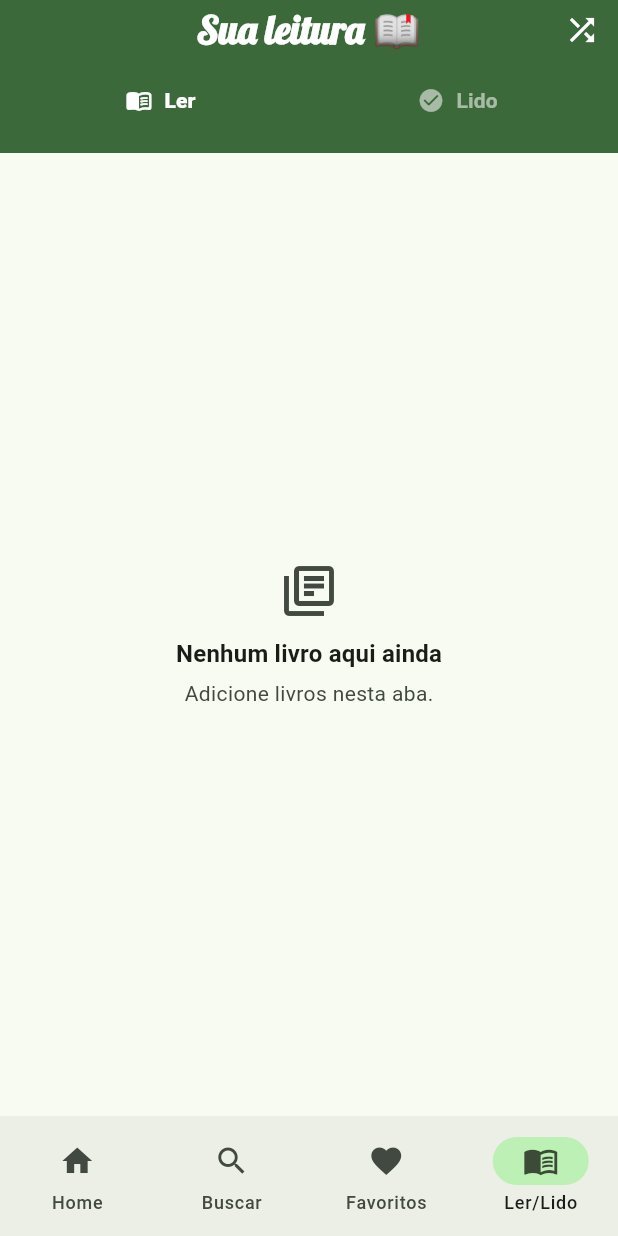
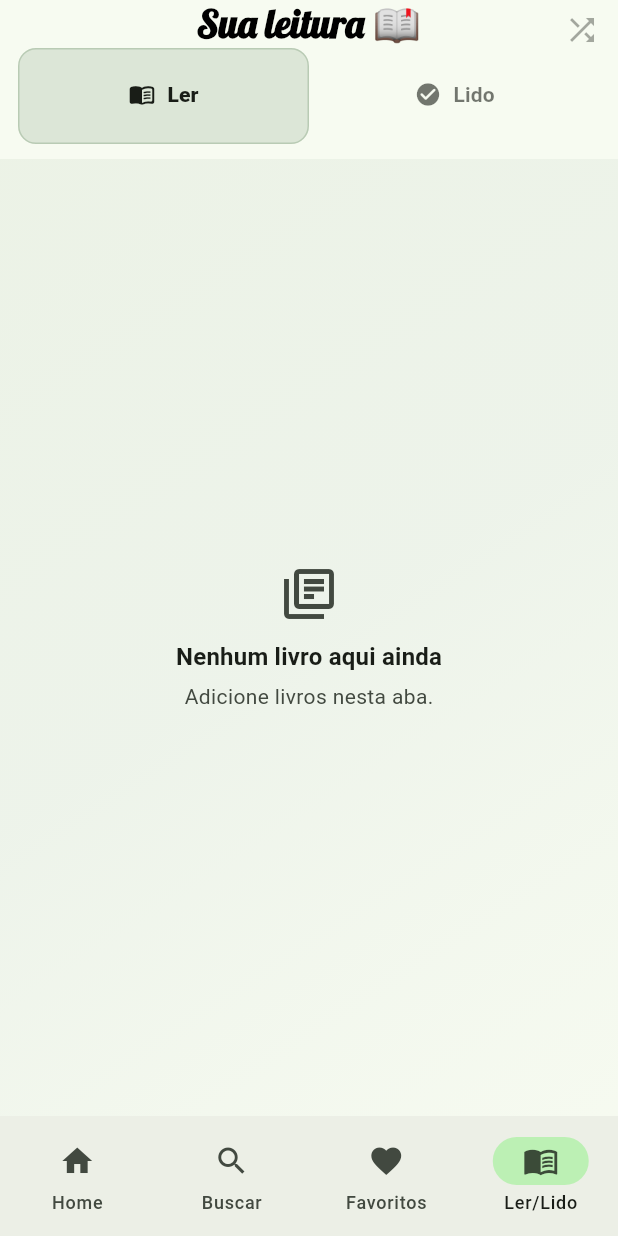
Before and after one commit to girioaugusto/app_book, a Flutter app: the screen it shows after launch, item 4 of the bottom bar chosen, on a phone screen of 412 x 824 dp. Run offline on Flutter 3.47's test engine with Material 3 defaults, Android fonts, the light colour scheme and no system bars; our stand-ins replace google_fonts, shared_preferences; network calls fail.

Commit message:
Ajuste na screen reading

```diff
--- a/lib/main.dart
+++ b/lib/main.dart
@@ -53,7 +53,7 @@ class MyApp extends StatelessWidget {
           ),
         ),
       ),
-      home: const SplashScreen(), // 👈 agora inicia pelo Splash
+      home: const SplashScreen(),
 
     );
   }
--- a/lib/screens/reading_screen.dart
+++ b/lib/screens/reading_screen.dart
@@ -23,29 +23,48 @@ class ReadingScreen extends StatelessWidget {
     return DefaultTabController(
       length: 2,
       child: Scaffold(
+        // ===== APPBAR: sólido (sem blur) e com bom contraste =====
         appBar: AppBar(
+          backgroundColor: theme.colorScheme.surface.withOpacity(0.95),
+          elevation: 0,
+          scrolledUnderElevation: 0,
+          shape: const RoundedRectangleBorder(
+            borderRadius: BorderRadius.vertical(bottom: Radius.circular(16)),
+          ),
+          bottomOpacity: 1,
+          shadowColor: theme.colorScheme.shadow.withOpacity(0.05),
           title: Text(
             'Sua leitura 📖',
-            style: GoogleFonts.lobster(fontSize: 26, fontWeight: FontWeight.bold),
+            style: GoogleFonts.lobster(fontSize: 26, fontWeight: FontWeight.bold, color: Colors.black),
           ),
-          // ---- TabBar somente com troca de cor da fonte/ícone ----
           bottom: PreferredSize(
-            preferredSize: const Size.fromHeight(46),
+            preferredSize: const Size.fromHeight(50),
             child: Padding(
-              padding: const EdgeInsets.fromLTRB(8, 0, 8, 6),
+              padding: const EdgeInsets.fromLTRB(12, 0, 12, 10),
               child: TabBar(
                 isScrollable: false,
                 dividerColor: Colors.transparent,
-                indicatorColor: Colors.transparent, // sem underline/shape
-                labelPadding: const EdgeInsets.symmetric(horizontal: 12, vertical: 4),
+                // ===== Indicador “pill” leve (não cobre toda a barra) =====
+                indicator: BoxDecoration(
+                  color: theme.colorScheme.primary.withOpacity(0.14),
+                  borderRadius: BorderRadius.circular(12),
+                  border: Border.all(
+                    color: theme.colorScheme.primary.withOpacity(0.22),
+                    width: 1,
+                  ),
+                ),
+                indicatorSize: TabBarIndicatorSize.tab,
+                labelPadding:
+                    const EdgeInsets.symmetric(horizontal: 12, vertical: 8),
 
-                // Ativa = branco forte; Inativa = branco mais fraco
-                labelColor: Colors.white,
-                unselectedLabelColor: Colors.white.withOpacity(0.55),
+                labelColor: theme.colorScheme.onSurface,
+                unselectedLabelColor:
+                    theme.colorScheme.onSurface.withOpacity(0.6),
 
-                // Só peso da fonte muda pra dar destaque
-                labelStyle: const TextStyle(fontWeight: FontWeight.w900, fontSize: 14),
-                unselectedLabelStyle: const TextStyle(fontWeight: FontWeight.w600, fontSize: 14),
+                labelStyle:
+                    const TextStyle(fontWeight: FontWeight.w900, fontSize: 14),
+                unselectedLabelStyle:
+                    const TextStyle(fontWeight: FontWeight.w600, fontSize: 14),
 
                 tabs: const [
                   Tab(child: _TabLabel(icon: Icons.menu_book_rounded, text: 'Ler')),
@@ -63,11 +82,16 @@ class ReadingScreen extends StatelessWidget {
                       final picked = (toRead.toList()..shuffle()).first;
                       onOpenDetails(picked);
                     },
-              icon: const Icon(Icons.shuffle, color: Colors.white),
+              icon: const Icon(Icons.shuffle),
             ),
           ],
         ),
-        body: TabBarView(
+
+        // ===== BODY: fundo suave que não “lava” o conteúdo =====
+        body: Stack(
+          children: [
+            const _CleanGradientBackground(),
+            TabBarView(
               physics: const NeverScrollableScrollPhysics(),
               children: [
                 _BooksGrid(
@@ -82,12 +106,16 @@ class ReadingScreen extends StatelessWidget {
                     alignment: Alignment.topRight,
                     child: Padding(
                       padding: const EdgeInsets.all(6),
-                  child: Icon(Icons.check_circle, color: theme.colorScheme.secondary),
+                      child: Icon(Icons.check_circle,
+                          color: theme.colorScheme.secondary),
                     ),
                   ),
                 ),
               ],
             ),
+          ],
+        ),
+
         floatingActionButton: toRead.isEmpty
             ? null
             : FloatingActionButton.extended(
@@ -103,7 +131,7 @@ class ReadingScreen extends StatelessWidget {
                         child: BookRouletteFullScreen(
                           allBooks: toRead,
                           onPick: onOpenDetails,
-                          maxSlices: 12, // quantos setores desenhar
+                          maxSlices: 12,
                         ),
                       ),
                     ),
@@ -111,6 +139,30 @@ class ReadingScreen extends StatelessWidget {
                         FadeTransition(opacity: anim, child: child),
                   );
                 },
+              ),
+      ),
+    );
+  }
+}
+
+/// Fundo com gradiente leve (sem blur e sem overlays por cima)
+class _CleanGradientBackground extends StatelessWidget {
+  const _CleanGradientBackground();
+
+  @override
+  Widget build(BuildContext context) {
+    final c = Theme.of(context).colorScheme;
+    return Container(
+      decoration: BoxDecoration(
+        gradient: LinearGradient(
+          begin: Alignment.topLeft,
+          end: Alignment.bottomRight,
+          stops: const [0.0, 0.5, 1.0],
+          colors: [
+            c.primary.withOpacity(0.06),
+            c.tertiary.withOpacity(0.05),
+            c.surfaceVariant.withOpacity(0.04),
+          ],
         ),
       ),
     );
@@ -200,7 +252,7 @@ class _BooksGrid extends StatelessWidget {
 }
 
 /// ======================================
-/// ROLETA 🎡 — Full-screen, sem textos nas fatias, com ticker em cima
+/// ROLETA 🎡 — Full-screen (mantida), AppBar com bom contraste
 /// ======================================
 class BookRouletteFullScreen extends StatefulWidget {
   final List<Book> allBooks;              // todos os "Ler"
@@ -244,10 +296,8 @@ class _BookRouletteFullScreenState extends State<BookRouletteFullScreen>
     final n = widget.allBooks.length;
     final r = Random();
 
-    // 1) vencedor justo no universo inteiro
     _winnerGlobalIndex = r.nextInt(n);
 
-    // 2) subconjunto p/ desenhar (inclui vencedor)
     final k = min(widget.maxSlices, n);
     final set = <int>{_winnerGlobalIndex};
     while (set.length < k) {
@@ -308,7 +358,6 @@ class _BookRouletteFullScreenState extends State<BookRouletteFullScreen>
           _livePointerSlot = _slotUnderPointer();
           setState(() => _spinning = false);
 
-          // pequena pausa com destaque
           await Future.delayed(const Duration(milliseconds: 550));
           if (mounted) Navigator.of(context).pop();
           widget.onPick(widget.allBooks[_winnerGlobalIndex]);
@@ -331,8 +380,14 @@ class _BookRouletteFullScreenState extends State<BookRouletteFullScreen>
     return WillPopScope(
       onWillPop: () async => !_spinning,
       child: Scaffold(
-        // AppBar minimalista (sem título)
+        // AppBar simples e com contraste
         appBar: AppBar(
+          backgroundColor: theme.colorScheme.surface.withOpacity(0.95),
+          elevation: 0,
+          scrolledUnderElevation: 0,
+          shape: const RoundedRectangleBorder(
+            borderRadius: BorderRadius.vertical(bottom: Radius.circular(12)),
+          ),
           leading: IconButton(
             onPressed: _spinning ? null : () => Navigator.of(context).maybePop(),
             icon: const Icon(Icons.close),
@@ -352,11 +407,13 @@ class _BookRouletteFullScreenState extends State<BookRouletteFullScreen>
             ),
           ],
         ),
-        body: Padding(
+        body: Stack(
+          children: [
+            const _CleanGradientBackground(), // mesmo fundo (leve)
+            Padding(
               padding: const EdgeInsets.fromLTRB(16, 8, 16, 16),
               child: Column(
                 children: [
-              // Ticker (apenas aqui mostramos o título; nada dentro das fatias)
                   if (_wheelBooks.isNotEmpty)
                     Padding(
                       padding: const EdgeInsets.only(bottom: 8),
@@ -364,7 +421,7 @@ class _BookRouletteFullScreenState extends State<BookRouletteFullScreen>
                         duration: const Duration(milliseconds: 140),
                         child: Text(
                           _spinning ? liveTitle : _wheelBooks[_winnerSlot].title,
-                      key: ValueKey('${_spinning ? 'live' : 'win'}-$liveTitle'),
+                          key: ValueKey('${_spinning ? "live" : "win"}-$liveTitle'),
                           textAlign: TextAlign.center,
                           style: theme.textTheme.titleMedium?.copyWith(
                             fontWeight: FontWeight.w800,
@@ -386,7 +443,6 @@ class _BookRouletteFullScreenState extends State<BookRouletteFullScreen>
                       ),
                     ),
 
-              // Roda grande e limpa (sem textos nas fatias)
                   Expanded(
                     child: Center(
                       child: LayoutBuilder(
@@ -411,17 +467,16 @@ class _BookRouletteFullScreenState extends State<BookRouletteFullScreen>
                                     child: const SizedBox.expand(),
                                   ),
                                 ),
-                            // Botão central
                                 ElevatedButton(
                                   onPressed: _spinning ? null : _spin,
                                   style: ElevatedButton.styleFrom(
                                     shape: const CircleBorder(),
                                     padding: const EdgeInsets.all(16),
                                   ),
-                              child:
-                                  Icon(_spinning ? Icons.hourglass_top : Icons.casino),
+                                  child: Icon(
+                                    _spinning ? Icons.hourglass_top : Icons.casino,
                                   ),
-                            // Ponteiro topo
+                                ),
                                 Align(
                                   alignment: Alignment.topCenter,
                                   child: CustomPaint(
@@ -443,7 +498,8 @@ class _BookRouletteFullScreenState extends State<BookRouletteFullScreen>
                     children: [
                       Expanded(
                         child: OutlinedButton.icon(
-                      onPressed: _spinning ? null : () => Navigator.of(context).maybePop(),
+                          onPressed:
+                              _spinning ? null : () => Navigator.of(context).maybePop(),
                           icon: const Icon(Icons.close),
                           label: const Text('Cancelar'),
                         ),
@@ -460,6 +516,8 @@ class _BookRouletteFullScreenState extends State<BookRouletteFullScreen>
                   ),
                 ],
               ),
+            ),
+          ],
         ),
       ),
     );
```
Lines whose indentation alone changed are shown as unchanged.
